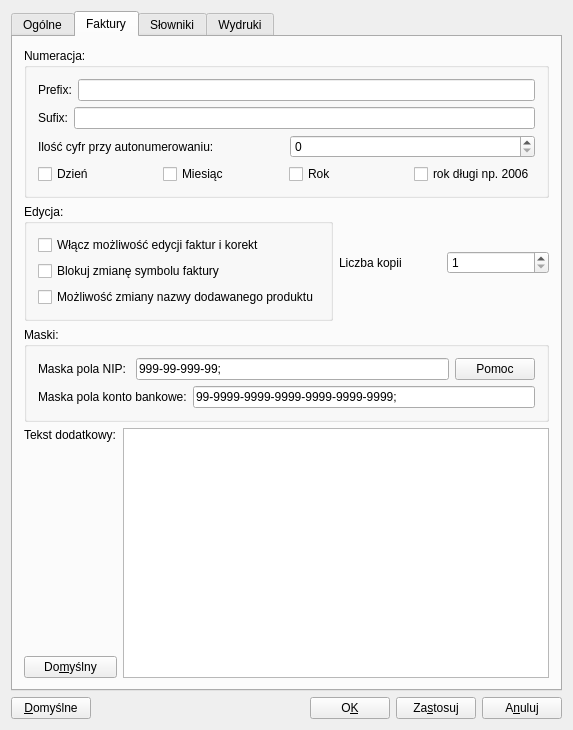
Qt form qfaktury/ui/SettingsDialog.ui (tkQCompany/qcompany) before a commit.
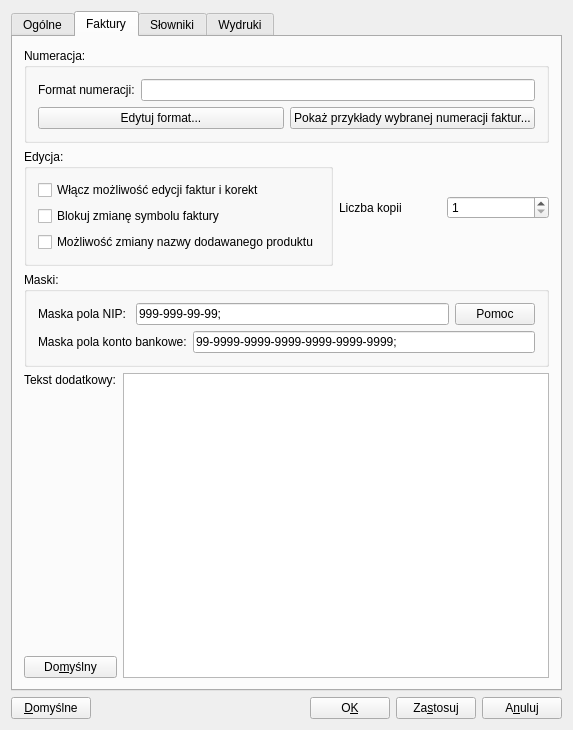
The same form after that commit. The open tabs and pages were chosen to show the change.

Commit message: - adding inv_number_format field to DB + all related changes in other files - added "InvoiceNumberFormatEditDialog" dialog for editing invoice numbers' formats - updating section in "SettingsDialog" related to invoice numbers

What changed in the file:
```diff
--- a/qfaktury/ui/SettingsDialog.ui
+++ b/qfaktury/ui/SettingsDialog.ui
@@ -388,7 +388,7 @@
 &lt;p style=&quot; margin-top:0px; margin-bottom:0px; margin-left:0px; margin-right:0px; -qt-block-indent:0; text-indent:0px; color:#000000;&quot;&gt;&lt;span style=&quot; background-color:#f0f0f0;&quot;&gt;Use &lt;/span&gt;&lt;span style=&quot; font-family:'Courier New,courier';&quot;&gt;\&lt;/span&gt; to escape the special characters listed above to use them as separators.&lt;/p&gt;&lt;/td&gt;&lt;/tr&gt;&lt;/table&gt;&lt;/body&gt;&lt;/html&gt;</string>
               </property>
               <property name="text">
-               <string>999-99-999-99; </string>
+               <string>999-999-99-99; </string>
               </property>
              </widget>
             </item>
@@ -428,86 +428,35 @@
           <string>Numeracja: </string>
          </property>
          <layout class="QGridLayout" name="gridLayout_15">
-          <item row="0" column="0">
-           <layout class="QHBoxLayout" name="horizontalLayout">
-            <item>
-             <widget class="QLabel" name="labelPrefix">
-              <property name="text">
-               <string>Prefix:</string>
-              </property>
-              <property name="wordWrap">
-               <bool>false</bool>
-              </property>
-             </widget>
-            </item>
-            <item>
-             <widget class="QLineEdit" name="lineEditPrefix"/>
-            </item>
-           </layout>
-          </item>
-          <item row="1" column="0">
-           <layout class="QHBoxLayout" name="horizontalLayout_2">
-            <item>
-             <widget class="QLabel" name="labelSuffix">
-              <property name="text">
-               <string>Sufix:</string>
-              </property>
-              <property name="wordWrap">
-               <bool>false</bool>
-              </property>
-             </widget>
-            </item>
-            <item>
-             <widget class="QLineEdit" name="lineEditSuffix"/>
-            </item>
-           </layout>
-          </item>
-          <item row="2" column="0">
-           <layout class="QHBoxLayout" name="horizontalLayout_3">
-            <item>
-             <widget class="QLabel" name="labelDigitCount">
-              <property name="text">
-               <string>Ilość cyfr przy autonumerowaniu:</string>
-              </property>
-              <property name="wordWrap">
-               <bool>false</bool>
-              </property>
-             </widget>
-            </item>
-            <item>
-             <widget class="QSpinBox" name="spinBoxDigitCount"/>
-            </item>
-           </layout>
-          </item>
-          <item row="3" column="0">
+          <item row="4" column="1" rowspan="2">
            <layout class="QHBoxLayout" name="horizontalLayout_4">
             <item>
-             <widget class="QCheckBox" name="checkBoxDay">
+             <widget class="QPushButton" name="pushButtonFormatEdit">
               <property name="text">
-               <string>Dzień</string>
+               <string>Edytuj format...</string>
               </property>
              </widget>
             </item>
             <item>
-             <widget class="QCheckBox" name="checkBoxMonth">
+             <widget class="QPushButton" name="pushButtonShowExamples">
               <property name="text">
-               <string>Miesiąc</string>
+               <string>Pokaż przykłady wybranej numeracji faktur...</string>
               </property>
              </widget>
             </item>
+           </layout>
+          </item>
+          <item row="1" column="1" rowspan="2">
+           <layout class="QHBoxLayout" name="horizontalLayout_Format">
             <item>
-             <widget class="QCheckBox" name="checkBoxYear">
+             <widget class="QLabel" name="labelFormat">
               <property name="text">
-               <string>Rok</string>
+               <string>Format numeracji:</string>
               </property>
              </widget>
             </item>
             <item>
-             <widget class="QCheckBox" name="checkBoxLongYear">
-              <property name="text">
-               <string>rok długi np. 2006</string>
-              </property>
-             </widget>
+             <widget class="QLineEdit" name="lineEditFormat"/>
             </item>
            </layout>
           </item>
```
Left out of the diff: 29 changed lines with no effect on the pictures. The commit also changes 20 other files.
